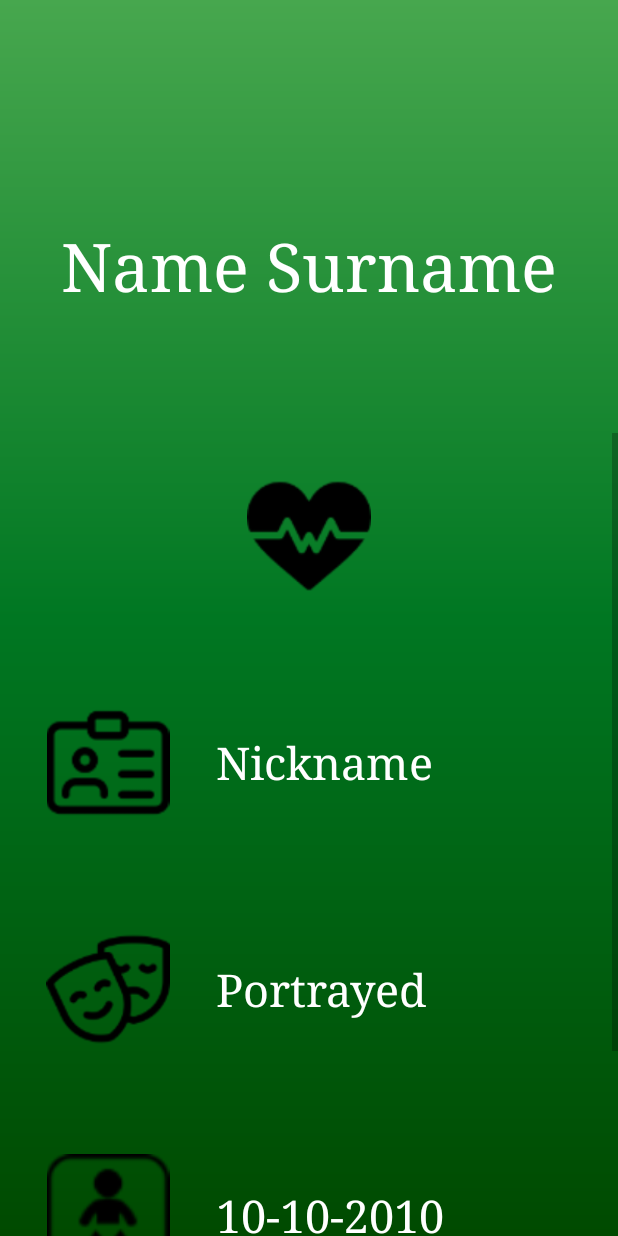
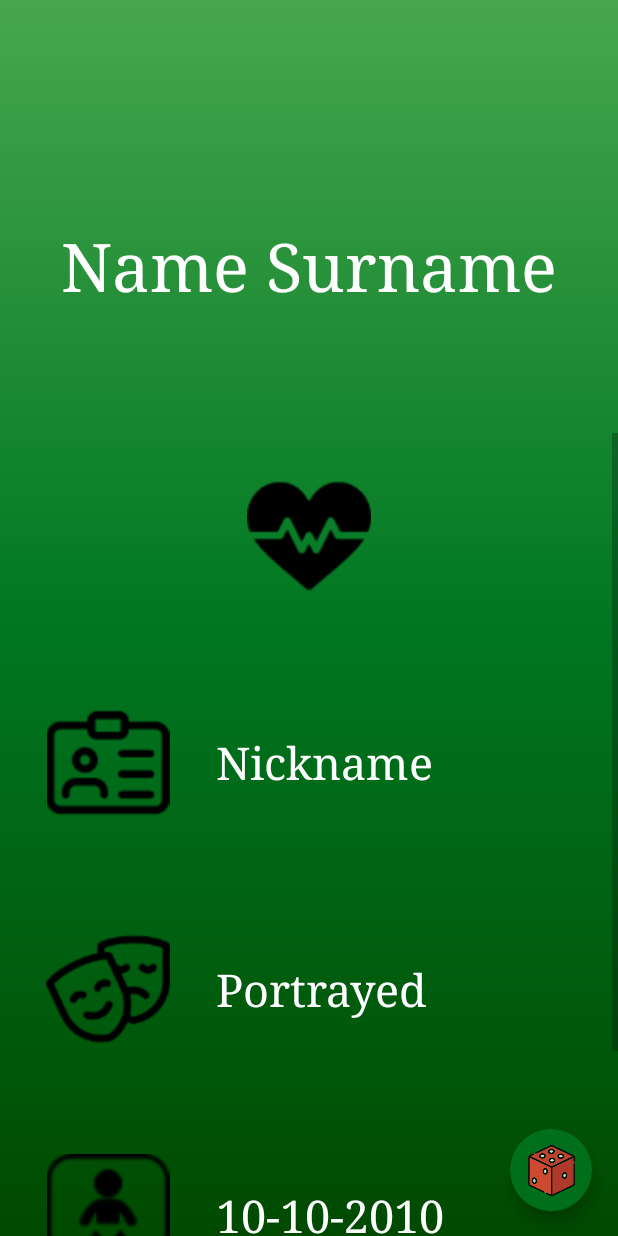
Before and after one commit to bobepiotr/breakingbad_app, an Android app: the CharacterDetails screen opened directly, with no data from a screen before it, scrolled down 576 dp, on a phone screen of 412 x 824 dp. Run offline under Robolectric (Android 15) with nearby library versions, the phone set to English and light mode, and no system bars; our stand-ins replace Picasso; pictures from the network do not load; 8 statements that could not run were skipped.

Commit message:
Add draw character fabutton

```diff
--- a/app/src/main/java/com/example/bb_app/CharacterDetails.kt
+++ b/app/src/main/java/com/example/bb_app/CharacterDetails.kt
@@ -6,6 +6,7 @@ import android.graphics.Insets
 import android.os.Build
 import android.os.Bundle
 import android.util.DisplayMetrics
+import android.view.View
 import android.view.ViewGroup
 import android.view.WindowInsets
 import android.widget.ImageView
@@ -13,15 +14,20 @@ import android.widget.TextView
 import androidx.appcompat.app.AppCompatActivity
 import com.example.bb_app.const.Const
 import com.example.bb_app.models.Character
+import com.google.gson.GsonBuilder
 import com.squareup.picasso.Picasso
+import okhttp3.*
+import java.io.IOException
 import java.io.Serializable
 
 
 class CharacterDetails : AppCompatActivity() {
+    private val client = OkHttpClient()
+
     override fun onCreate(savedInstanceState: Bundle?) {
         super.onCreate(savedInstanceState)
         setContentView(R.layout.activity_character_details)
-        setUp()
+        setUp(getCharacter())
     }
 
     private fun getRealScreenHeight(activity: Activity): Int {
@@ -39,9 +45,7 @@ class CharacterDetails : AppCompatActivity() {
         }
     }
 
-    private fun setUp() {
-        val character: Character = getCharacter()
-
+    private fun setUp(character: Character) {
         val characterImage: ImageView = findViewById(R.id.ch_photo_img)
         val characterName: TextView = findViewById(R.id.ch_name_desc)
 
@@ -88,4 +92,25 @@ class CharacterDetails : AppCompatActivity() {
             else -> R.drawable.ch_status_unknown_icon
         }
     }
+
+    fun detailsDrawCharacter(view: View) {
+        val request = Request.Builder()
+                .url("https://www.breakingbadapi.com/api/character/random")
+                .build()
+
+        client.newCall(request).enqueue(object : Callback {
+            override fun onFailure(call: Call, e: IOException) {}
+            override fun onResponse(call: Call, response: Response) {
+                val body = response.body()?.string()
+                val gson = GsonBuilder().create()
+                val characters: Array<Character> = gson.fromJson(
+                        body,
+                        Array<Character>::class.java
+                )
+                runOnUiThread {
+                    setUp(characters[0])
+                }
+            }
+        })
+    }
 }
--- a/app/src/main/res/layout/activity_character_details.xml
+++ b/app/src/main/res/layout/activity_character_details.xml
@@ -1,13 +1,17 @@
 <?xml version="1.0" encoding="utf-8"?>
 
-<ScrollView
+<androidx.constraintlayout.widget.ConstraintLayout
     xmlns:android="http://schemas.android.com/apk/res/android"
     xmlns:app="http://schemas.android.com/apk/res-auto"
     xmlns:tools="http://schemas.android.com/tools"
     android:layout_width="match_parent"
     android:layout_height="match_parent"
-    android:background="@drawable/ch_desc_backgruond"
-    android:orientation="vertical">
+    android:background="@drawable/ch_desc_backgruond" >
+
+    <ScrollView
+        android:layout_width="match_parent"
+        android:layout_height="match_parent"
+        android:orientation="vertical">
 
     <androidx.constraintlayout.widget.ConstraintLayout
         android:id="@+id/l_constr"
@@ -210,5 +214,22 @@
             android:orientation="vertical"
             app:layout_constraintGuide_percent="0.35" />
 
-    </androidx.constraintlayout.widget.ConstraintLayout>
-</ScrollView>
+
+        </androidx.constraintlayout.widget.ConstraintLayout>
+    </ScrollView>
+
+    <com.google.android.material.floatingactionbutton.FloatingActionButton
+        android:layout_width="wrap_content"
+        android:layout_height="wrap_content"
+        android:layout_marginBottom="16dp"
+        app:layout_constraintBottom_toBottomOf="parent"
+        app:layout_constraintEnd_toEndOf="parent"
+        app:layout_constraintHorizontal_bias="0.954"
+        app:layout_constraintStart_toStartOf="parent"
+        app:backgroundTint="@android:color/transparent"
+        android:src="@drawable/bb_draw"
+        android:scaleType="center"
+        app:maxImageSize="56dp"
+        android:onClick="detailsDrawCharacter"
+    />
+</androidx.constraintlayout.widget.ConstraintLayout>
```
